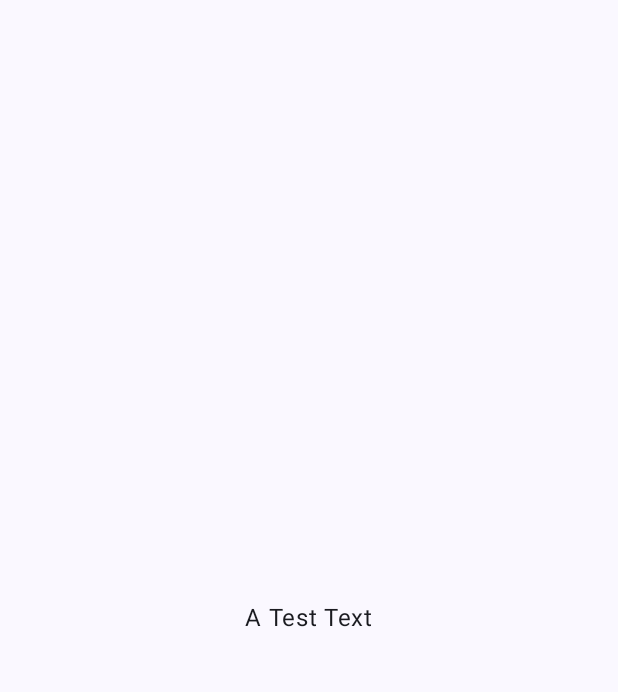
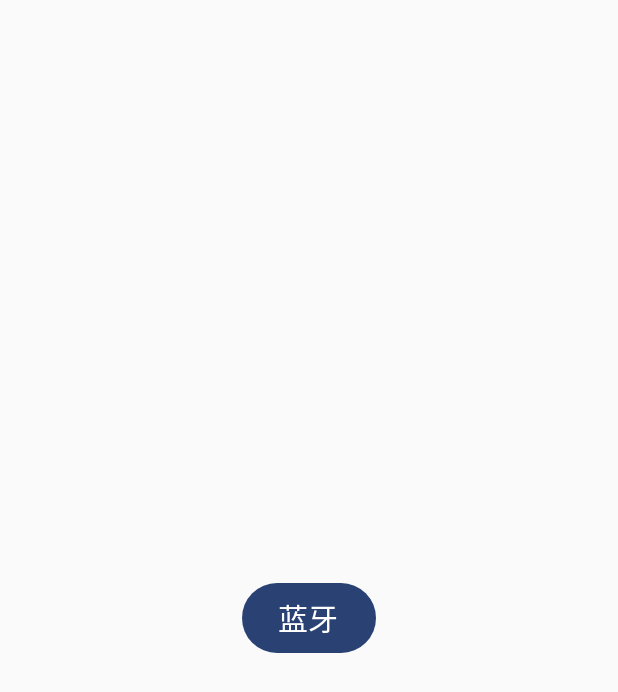
Before and after one commit to Litbay/EmbeddedTools, an Android app built with Jetpack Compose: the screen it shows after launch (MainActivity), on a phone screen of 412 x 824 dp. Before the commit the part shown is almost empty. Shown: the top 692 px of the screen. Run offline under Robolectric (Android 15) with nearby library versions, the phone set to English and light mode, and no system bars.

Commit message:
优化UI层级结构；使用Navigation管理页面跳转

```diff
--- a/app/build.gradle.kts
+++ b/app/build.gradle.kts
@@ -59,6 +59,7 @@ dependencies {
     implementation("androidx.compose.ui:ui-graphics")
     implementation("androidx.compose.ui:ui-tooling-preview")
     implementation("androidx.compose.material3:material3")
+    implementation("androidx.navigation:navigation-compose:2.7.7")
     testImplementation("junit:junit:4.13.2")
     androidTestImplementation("androidx.test.ext:junit:1.1.5")
     androidTestImplementation("androidx.test.espresso:espresso-core:3.5.1")
--- a/app/src/main/java/com/github/litbay/embeddedtools/MainActivity.kt
+++ b/app/src/main/java/com/github/litbay/embeddedtools/MainActivity.kt
@@ -4,13 +4,8 @@ import android.os.Bundle
 import androidx.activity.ComponentActivity
 import androidx.activity.compose.setContent
 import androidx.activity.enableEdgeToEdge
-import androidx.compose.foundation.layout.fillMaxSize
-import androidx.compose.material3.MaterialTheme
-import androidx.compose.material3.Surface
-import androidx.compose.runtime.Composable
-import androidx.compose.ui.Modifier
-import androidx.compose.ui.tooling.preview.Preview
-import com.github.litbay.embeddedtools.ui.pages.RootPage
+import androidx.navigation.compose.rememberNavController
+import com.github.litbay.embeddedtools.ui.screen.HomeScreenNav
 import com.github.litbay.embeddedtools.ui.theme.EmbeddedToolsTheme
 
 class MainActivity : ComponentActivity() {
@@ -19,23 +14,9 @@ class MainActivity : ComponentActivity() {
         enableEdgeToEdge()
         setContent {
             EmbeddedToolsTheme {
-                // A surface container using the 'background' color from the theme
-                Surface(
-                    modifier = Modifier.fillMaxSize(),
-                    color = MaterialTheme.colorScheme.background
-                ) {
-                    RootPage()
-                }
+                val navController = rememberNavController()
+                HomeScreenNav(context = applicationContext, navController = navController)
             }
         }
     }
 }
-
-
-@Preview(showBackground = true, showSystemUi = true)
-@Composable
-fun GreetingPreview() {
-    EmbeddedToolsTheme {
-        RootPage()
-    }
-}
--- a/app/src/main/java/com/github/litbay/embeddedtools/ui/pages/rootPage.kt
+++ b/app/src/main/java/com/github/litbay/embeddedtools/ui/component/Error.kt
@@ -1,20 +1,25 @@
-package com.github.litbay.embeddedtools.ui.pages
+package com.github.litbay.embeddedtools.ui.component
 
 import androidx.compose.foundation.layout.Arrangement
 import androidx.compose.foundation.layout.Column
-import androidx.compose.foundation.layout.safeContentPadding
+import androidx.compose.foundation.layout.fillMaxSize
 import androidx.compose.material3.Text
 import androidx.compose.runtime.Composable
 import androidx.compose.ui.Alignment
 import androidx.compose.ui.Modifier
 
+
+/*
+* 组件：全屏错误显示
+* 铺满全屏，剧中显示text所传递的错误字符串
+*/
 @Composable
-fun RootPage(){
+fun FullErrorPage(text: String){
     Column(
-        modifier = Modifier.safeContentPadding(),
+        modifier = Modifier.fillMaxSize(),
         verticalArrangement = Arrangement.Center,
         horizontalAlignment = Alignment.CenterHorizontally
     ) {
-        Text(text = "A Test Text")
+        Text(text = text)
     }
 }
--- /dev/null
+++ b/app/src/main/java/com/github/litbay/embeddedtools/ui/screen/Home.kt
@@ -0,0 +1,48 @@
+package com.github.litbay.embeddedtools.ui.screen
+
+
+import android.content.Context
+import androidx.compose.foundation.layout.Arrangement
+import androidx.compose.foundation.layout.Column
+import androidx.compose.foundation.layout.fillMaxSize
+import androidx.compose.foundation.layout.fillMaxWidth
+import androidx.compose.foundation.layout.safeContentPadding
+import androidx.compose.material3.Button
+import androidx.compose.material3.Text
+import androidx.compose.runtime.Composable
+import androidx.compose.ui.Alignment
+import androidx.compose.ui.Modifier
+import androidx.compose.ui.unit.sp
+import androidx.navigation.NavHostController
+import androidx.navigation.compose.NavHost
+import androidx.navigation.compose.composable
+
+@Composable
+fun HomeScreenNav(context: Context, navController: NavHostController) {
+    Column(modifier = Modifier.safeContentPadding().fillMaxWidth()) {
+        NavHost(
+            navController = navController,
+            startDestination = "home"
+        ) {
+            composable("home") {
+                HomeScreen(navController = navController)
+            }
+            composable("blueTooth") {
+                BluetoothScreen(context = context)
+            }
+        }
+    }
+}
+
+@Composable
+fun HomeScreen(navController: NavHostController) {
+    Column(
+        Modifier.fillMaxSize(),
+        horizontalAlignment = Alignment.CenterHorizontally,
+        verticalArrangement = Arrangement.Center
+    ) {
+        Button(onClick = { navController.navigate("blueTooth") }) {
+            Text(text = "蓝牙", fontSize = 20.sp)
+        }
+    }
+}
```
Also changed, not shown: app/src/main/AndroidManifest.xml (+20 -0 lines), app/src/main/java/com/github/litbay/embeddedtools/ui/screen/BlueTooth.kt (added, +79 -0 lines), app/src/main/java/com/github/litbay/embeddedtools/ui/screen/ObjectPreview.kt (added, +29 -0 lines).
